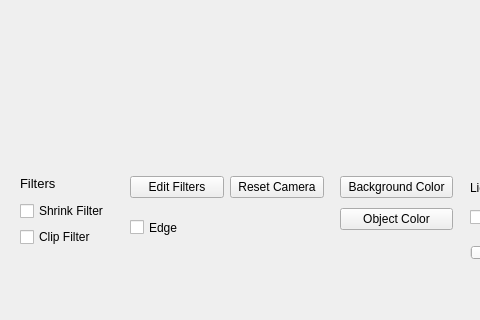
First picture: the form in modelViewer/mainwindow.ui, repository So-Lok/2019_Group_38, before the edit; both pictures show x 0 to 480 and y 316 to 636 of the 966 by 636 pixel window.
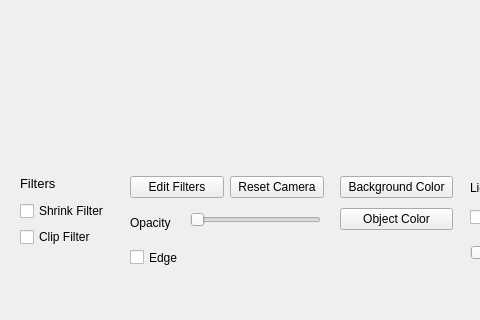
Second picture: the form after the edit. Icons and pictures are not drawn. Custom widgets are drawn as their Qt base class.

What changed in the file:
```diff
--- a/modelViewer/mainwindow.ui
+++ b/modelViewer/mainwindow.ui
@@ -186,7 +186,7 @@
     <property name="geometry">
      <rect>
       <x>130</x>
-      <y>480</y>
+      <y>510</y>
       <width>101</width>
       <height>31</height>
      </rect>
@@ -195,6 +195,32 @@
      <string>Edge </string>
     </property>
    </widget>
+   <widget class="QSlider" name="OpacitySlider">
+    <property name="geometry">
+     <rect>
+      <x>190</x>
+      <y>480</y>
+      <width>131</width>
+      <height>16</height>
+     </rect>
+    </property>
+    <property name="orientation">
+     <enum>Qt::Horizontal</enum>
+    </property>
+   </widget>
+   <widget class="QLabel" name="label_2">
+    <property name="geometry">
+     <rect>
+      <x>130</x>
+      <y>480</y>
+      <width>61</width>
+      <height>21</height>
+     </rect>
+    </property>
+    <property name="text">
+     <string>Opacity</string>
+    </property>
+   </widget>
    <zorder>layoutWidget</zorder>
    <zorder>layoutWidget</zorder>
    <zorder>layoutWidget</zorder>
```
Left out of the diff: 2 changed lines with no effect on the pictures.
